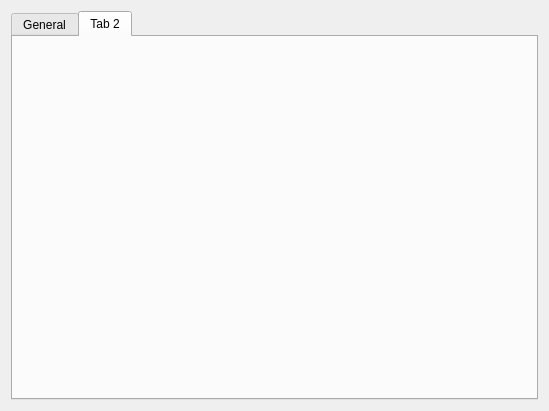
Above: settings.ui from compix/NodeGraphQt before the change. Below: the same form after it.
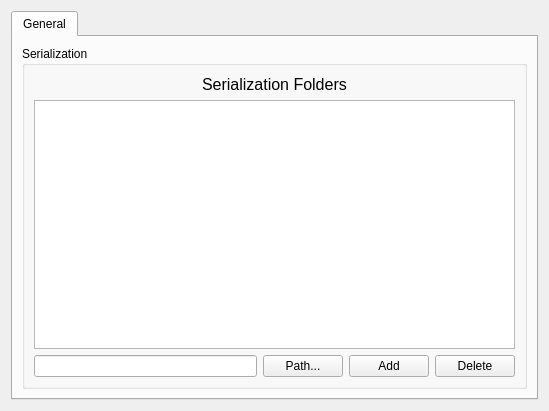
That is the form after the change. The open tabs and pages were chosen to show the change.

Commit message: Removed not used tab

Patch:
```diff
--- a/settings.ui
+++ b/settings.ui
@@ -19,6 +19,9 @@
      <property name="tabPosition">
       <enum>QTabWidget::North</enum>
      </property>
+     <property name="tabShape">
+      <enum>QTabWidget::Rounded</enum>
+     </property>
      <property name="currentIndex">
       <number>0</number>
      </property>
@@ -97,14 +100,6 @@
        </item>
       </layout>
      </widget>
-     <widget class="QWidget" name="tab_2">
-      <property name="enabled">
-       <bool>false</bool>
-      </property>
-      <attribute name="title">
-       <string>Tab 2</string>
-      </attribute>
-     </widget>
     </widget>
    </item>
   </layout>
```
